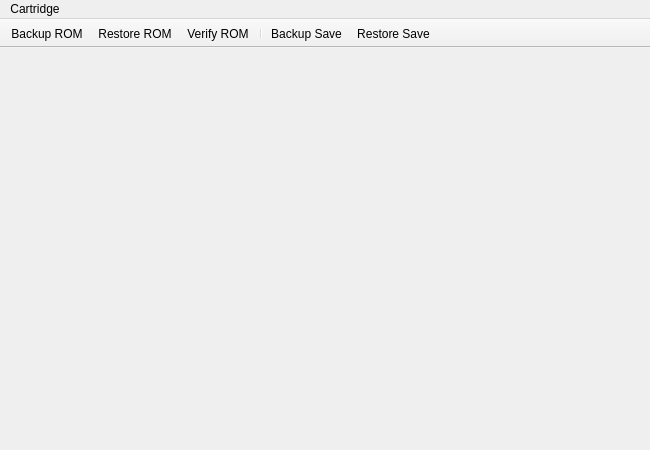
This is src/ui/qt/main_window.ui in TheFlav/Flash-Masta-Desktop as Qt 5 draws it before an edit. The edited form follows.
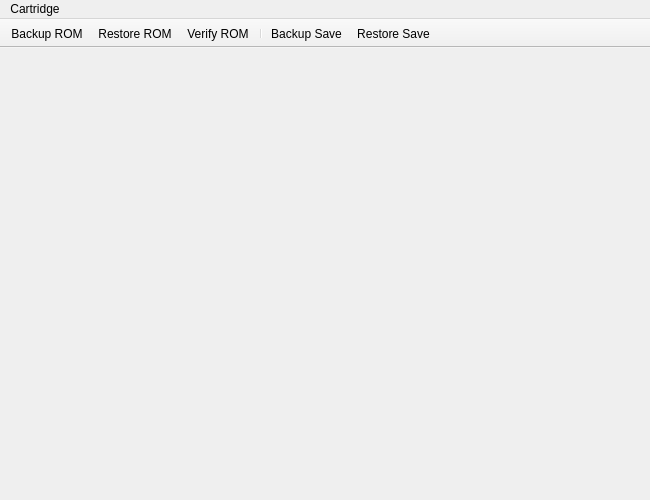
This is the edited form.

What changed in the file:
```diff
--- a/src/ui/qt/main_window.ui
+++ b/src/ui/qt/main_window.ui
@@ -7,7 +7,7 @@
     <x>0</x>
     <y>0</y>
     <width>650</width>
-    <height>450</height>
+    <height>500</height>
    </rect>
   </property>
   <property name="minimumSize">
```
Left out of the diff: 2 changed lines with no effect on the pictures.
